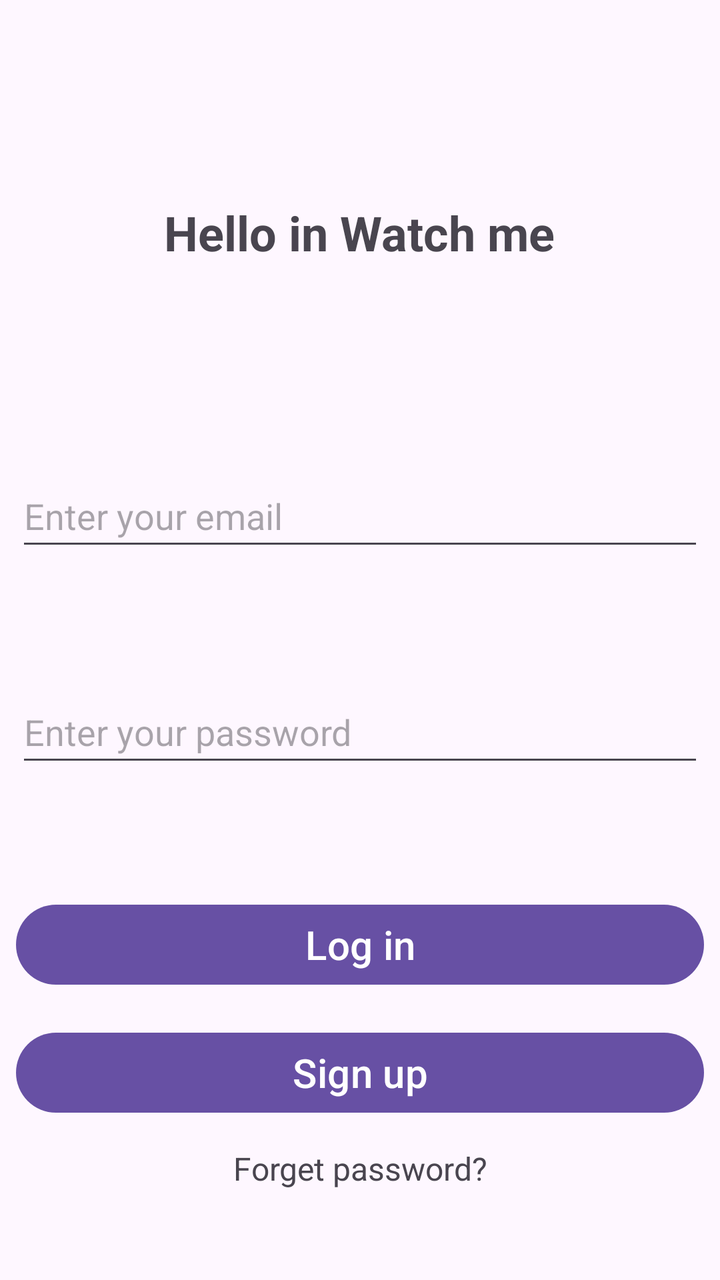
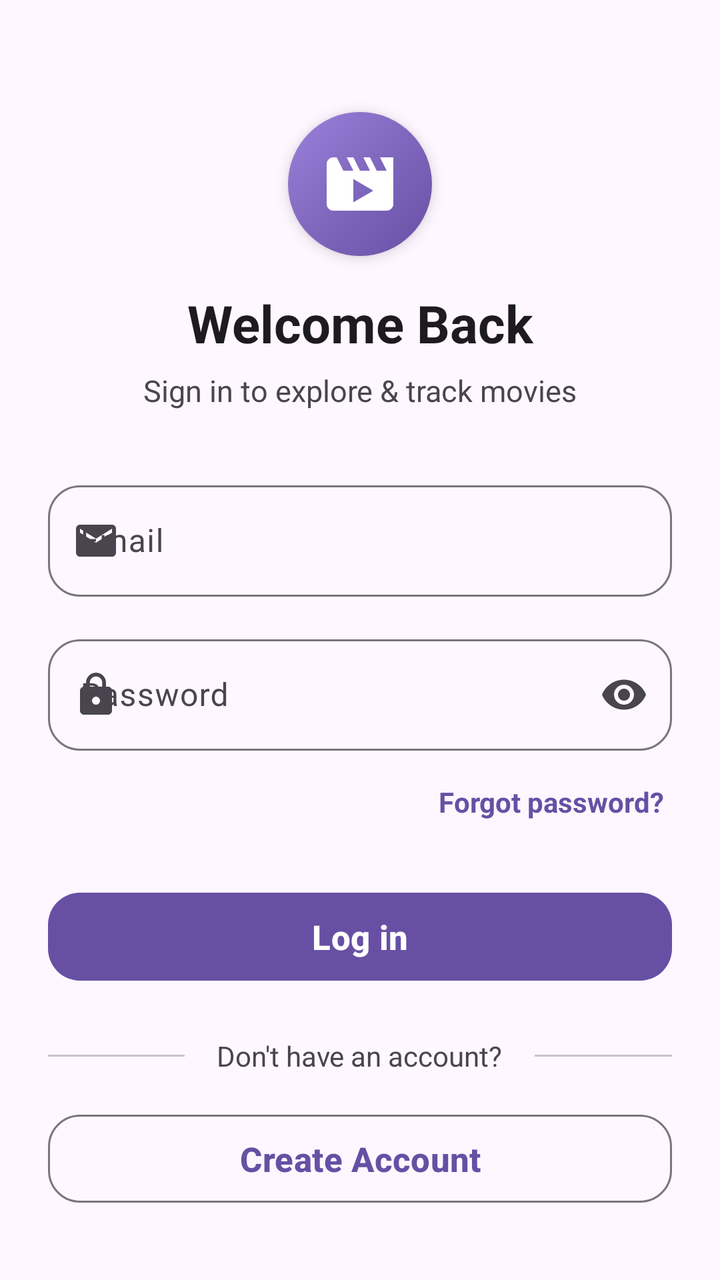

Before-and-after screenshots of an Android layout around one commit, followed by the original layout XML and the change that was made.
<!-- AndroidManifest.xml: application theme Theme.WatchMe -->
<!-- res/layout/fragment_login.xml -->
<?xml version="1.0" encoding="utf-8"?>
<FrameLayout xmlns:android="http://schemas.android.com/apk/res/android"
    xmlns:app="http://schemas.android.com/apk/res-auto"
    xmlns:tools="http://schemas.android.com/tools"
    android:layout_width="match_parent"
    android:layout_height="match_parent"
    tools:context=".accessusers.Login">

    <androidx.constraintlayout.widget.ConstraintLayout
        android:layout_width="match_parent"
        android:layout_height="match_parent">

        <TextView
            android:id="@+id/textView"
            android:layout_width="wrap_content"
            android:layout_height="wrap_content"
            android:layout_marginTop="100dp"
            android:text="Hello in Watch me"
            android:textSize="24sp"
            android:textStyle="bold"
            app:layout_constraintEnd_toEndOf="parent"
            app:layout_constraintHorizontal_bias="0.497"
            app:layout_constraintStart_toStartOf="parent"
            app:layout_constraintTop_toTopOf="parent" />

        <EditText
            android:id="@+id/email_edt"
            android:layout_width="0dp"
            android:layout_height="48dp"
            android:layout_marginLeft="8dp"
            android:layout_marginTop="100dp"
            android:layout_marginRight="8dp"
            android:ems="10"
            android:hint="Enter your email"
            android:inputType="textEmailAddress"
            app:layout_constraintEnd_toEndOf="parent"
            app:layout_constraintHorizontal_bias="0.497"
            app:layout_constraintStart_toStartOf="parent"
            app:layout_constraintTop_toBottomOf="@+id/textView" />

        <EditText
            android:id="@+id/password_edt"
            android:layout_width="0dp"
            android:layout_height="48dp"
            android:layout_marginLeft="8dp"
            android:layout_marginTop="60dp"
            android:layout_marginRight="8dp"
            android:ems="10"
            android:hint="@string/password_hint"
            android:inputType="textPassword"
            app:layout_constraintEnd_toEndOf="parent"
            app:layout_constraintHorizontal_bias="0.497"
            app:layout_constraintStart_toStartOf="parent"
            app:layout_constraintTop_toBottomOf="@+id/email_edt" />

        <Button
            android:id="@+id/login_btn"
            style="@style/Widget.Material3.Button"
            android:layout_width="0dp"
            android:layout_height="wrap_content"
            android:layout_marginLeft="8dp"
            android:layout_marginTop="60dp"
            android:layout_marginRight="8dp"
            android:text="Log in"
            android:textSize="20sp"
            app:layout_constraintEnd_toEndOf="parent"
            app:layout_constraintHorizontal_bias="0.498"
            app:layout_constraintStart_toStartOf="parent"
            app:layout_constraintTop_toBottomOf="@+id/password_edt" />

        <Button
            android:id="@+id/signup_btn"
            android:layout_width="0dp"
            android:layout_height="wrap_content"
            android:layout_marginLeft="8dp"
            android:layout_marginTop="16dp"
            android:layout_marginRight="8dp"
            android:text="Sign up"
            android:textSize="20sp"
            app:layout_constraintEnd_toEndOf="parent"
            app:layout_constraintStart_toStartOf="parent"
            app:layout_constraintTop_toBottomOf="@+id/login_btn" />

        <TextView
            android:id="@+id/forget_password_tv"
            android:layout_width="wrap_content"
            android:layout_height="wrap_content"
            android:layout_marginTop="13dp"
            android:text="Forget password?"
            android:textSize="16sp"
            app:layout_constraintEnd_toEndOf="parent"
            app:layout_constraintStart_toStartOf="parent"
            app:layout_constraintTop_toBottomOf="@+id/signup_btn" />
    </androidx.constraintlayout.widget.ConstraintLayout>
</FrameLayout>
<!-- resources referenced by this layout -->
<resources>
  <string name="password_hint">Enter your password</string>
  <style name="Theme.WatchMe" parent="Base.Theme.WatchMe" />
  <style name="Base.Theme.WatchMe" parent="Theme.Material3.DayNight.NoActionBar">
          
          
      </style>
</resources>

<!-- the commit's change to res/layout/fragment_login.xml (unified diff, before → after) -->
@@ -4,92 +4,195 @@
     xmlns:tools="http://schemas.android.com/tools"
     android:layout_width="match_parent"
     android:layout_height="match_parent"
+    android:background="?android:attr/colorBackground"
     tools:context=".accessusers.Login">
 
-    <androidx.constraintlayout.widget.ConstraintLayout
+    <androidx.core.widget.NestedScrollView
         android:layout_width="match_parent"
-        android:layout_height="match_parent">
+        android:layout_height="match_parent"
+        android:fillViewport="true">
 
-        <TextView
-            android:id="@+id/textView"
-            android:layout_width="wrap_content"
+        <androidx.constraintlayout.widget.ConstraintLayout
+            android:layout_width="match_parent"
             android:layout_height="wrap_content"
-            android:layout_marginTop="100dp"
-            android:text="Hello in Watch me"
-            android:textSize="24sp"
-            android:textStyle="bold"
-            app:layout_constraintEnd_toEndOf="parent"
-            app:layout_constraintHorizontal_bias="0.497"
-            app:layout_constraintStart_toStartOf="parent"
-            app:layout_constraintTop_toTopOf="parent" />
+            android:paddingHorizontal="24dp"
+            android:paddingVertical="32dp">
 
-        <EditText
-            android:id="@+id/email_edt"
-            android:layout_width="0dp"
-            android:layout_height="48dp"
-            android:layout_marginLeft="8dp"
-            android:layout_marginTop="100dp"
-            android:layout_marginRight="8dp"
-            android:ems="10"
-            android:hint="Enter your email"
-            android:inputType="textEmailAddress"
-            app:layout_constraintEnd_toEndOf="parent"
-            app:layout_constraintHorizontal_bias="0.497"
-            app:layout_constraintStart_toStartOf="parent"
-            app:layout_constraintTop_toBottomOf="@+id/textView" />
+            
+            <FrameLayout
+                android:id="@+id/logo_badge"
+                android:layout_width="72dp"
+                android:layout_height="72dp"
+                android:layout_marginTop="24dp"
+                android:background="@drawable/bg_splash_icon"
+                android:elevation="4dp"
+                app:layout_constraintEnd_toEndOf="parent"
+                app:layout_constraintStart_toStartOf="parent"
+                app:layout_constraintTop_toTopOf="parent">
 
-        <EditText
-            android:id="@+id/password_edt"
-            android:layout_width="0dp"
-            android:layout_height="48dp"
-            android:layout_marginLeft="8dp"
-            android:layout_marginTop="60dp"
-            android:layout_marginRight="8dp"
-            android:ems="10"
-            android:hint="@string/password_hint"
-            android:inputType="textPassword"
-            app:layout_constraintEnd_toEndOf="parent"
-            app:layout_constraintHorizontal_bias="0.497"
-            app:layout_constraintStart_toStartOf="parent"
-            app:layout_constraintTop_toBottomOf="@+id/email_edt" />
+                <ImageView
+                    android:layout_width="40dp"
+                    android:layout_height="40dp"
+                    android:layout_gravity="center"
+                    android:contentDescription="@string/app_name"
+                    android:src="@drawable/ic_movie_clapper" />
+            </FrameLayout>
 
-        <Button
-            android:id="@+id/login_btn"
-            style="@style/Widget.Material3.Button"
-            android:layout_width="0dp"
-            android:layout_height="wrap_content"
-            android:layout_marginLeft="8dp"
-            android:layout_marginTop="60dp"
-            android:layout_marginRight="8dp"
-            android:text="Log in"
-            android:textSize="20sp"
-            app:layout_constraintEnd_toEndOf="parent"
-            app:layout_constraintHorizontal_bias="0.498"
-            app:layout_constraintStart_toStartOf="parent"
-            app:layout_constraintTop_toBottomOf="@+id/password_edt" />
+            
+            <TextView
+                android:id="@+id/textView"
+                android:layout_width="wrap_content"
+                android:layout_height="wrap_content"
+                android:layout_marginTop="16dp"
+                android:text="Welcome Back"
+                android:textColor="?android:attr/textColorPrimary"
+                android:textSize="26sp"
+                android:textStyle="bold"
+                app:layout_constraintEnd_toEndOf="parent"
+                app:layout_constraintStart_toStartOf="parent"
+                app:layout_constraintTop_toBottomOf="@+id/logo_badge" />
 
-        <Button
-            android:id="@+id/signup_btn"
-            android:layout_width="0dp"
-            android:layout_height="wrap_content"
-            android:layout_marginLeft="8dp"
-            android:layout_marginTop="16dp"
-            android:layout_marginRight="8dp"
-            android:text="Sign up"
-            android:textSize="20sp"
-            app:layout_constraintEnd_toEndOf="parent"
-            app:layout_constraintStart_toStartOf="parent"
-            app:layout_constraintTop_toBottomOf="@+id/login_btn" />
+            
+            <TextView
+                android:id="@+id/login_subtitle"
+                android:layout_width="wrap_content"
+                android:layout_height="wrap_content"
+                android:layout_marginTop="6dp"
+                android:text="Sign in to explore &amp; track movies"
+                android:textColor="?android:attr/textColorSecondary"
+                android:textSize="15sp"
+                app:layout_constraintEnd_toEndOf="parent"
+                app:layout_constraintStart_toStartOf="parent"
+                app:layout_constraintTop_toBottomOf="@+id/textView" />
 
-        <TextView
-            android:id="@+id/forget_password_tv"
-            android:layout_width="wrap_content"
-            android:layout_height="wrap_content"
-            android:layout_marginTop="13dp"
-            android:text="Forget password?"
-            android:textSize="16sp"
-            app:layout_constraintEnd_toEndOf="parent"
-            app:layout_constraintStart_toStartOf="parent"
-            app:layout_constraintTop_toBottomOf="@+id/signup_btn" />
-    </androidx.constraintlayout.widget.ConstraintLayout>
+            
+            <com.google.android.material.textfield.TextInputLayout
+                android:id="@+id/email_input_layout"
+                style="@style/Widget.Material3.TextInputLayout.OutlinedBox"
+                android:layout_width="0dp"
+                android:layout_height="wrap_content"
+                android:layout_marginTop="32dp"
+                android:hint="Email"
+                app:boxCornerRadiusBottomEnd="16dp"
+                app:boxCornerRadiusBottomStart="16dp"
+                app:boxCornerRadiusTopEnd="16dp"
+                app:boxCornerRadiusTopStart="16dp"
+                app:layout_constraintEnd_toEndOf="parent"
+                app:layout_constraintStart_toStartOf="parent"
+                app:layout_constraintTop_toBottomOf="@+id/login_subtitle"
+                app:startIconDrawable="@drawable/ic_email">
+
+                <com.google.android.material.textfield.TextInputEditText
+                    android:id="@+id/email_edt"
+                    android:layout_width="match_parent"
+                    android:layout_height="wrap_content"
+                    android:inputType="textEmailAddress"
+                    android:maxLines="1" />
+            </com.google.android.material.textfield.TextInputLayout>
+
+            
+            <com.google.android.material.textfield.TextInputLayout
+                android:id="@+id/password_input_layout"
+                style="@style/Widget.Material3.TextInputLayout.OutlinedBox"
+                android:layout_width="0dp"
+                android:layout_height="wrap_content"
+                android:layout_marginTop="16dp"
+                android:hint="Password"
+                app:boxCornerRadiusBottomEnd="16dp"
+                app:boxCornerRadiusBottomStart="16dp"
+                app:boxCornerRadiusTopEnd="16dp"
+                app:boxCornerRadiusTopStart="16dp"
+                app:endIconMode="password_toggle"
+                app:layout_constraintEnd_toEndOf="parent"
+                app:layout_constraintStart_toStartOf="parent"
+                app:layout_constraintTop_toBottomOf="@+id/email_input_layout"
+                app:startIconDrawable="@drawable/ic_lock">
+
+                <com.google.android.material.textfield.TextInputEditText
+                    android:id="@+id/password_edt"
+                    android:layout_width="match_parent"
+                    android:layout_height="wrap_content"
+                    android:inputType="textPassword"
+                    android:maxLines="1" />
+            </com.google.android.material.textfield.TextInputLayout>
+
+            
+            <TextView
+                android:id="@+id/forget_password_tv"
+                android:layout_width="wrap_content"
+                android:layout_height="wrap_content"
+                android:layout_marginTop="12dp"
+                android:padding="4dp"
+                android:text="Forgot password?"
+                android:textColor="?attr/colorPrimary"
+                android:textSize="14sp"
+                android:textStyle="bold"
+                app:layout_constraintEnd_toEndOf="parent"
+                app:layout_constraintTop_toBottomOf="@+id/password_input_layout" />
+
+            
+            <com.google.android.material.button.MaterialButton
+                android:id="@+id/login_btn"
+                style="@style/Widget.Material3.Button"
+                android:layout_width="0dp"
+                android:layout_height="52dp"
+                android:layout_marginTop="28dp"
+                android:text="Log in"
+                android:textSize="17sp"
+                android:textStyle="bold"
+                app:cornerRadius="16dp"
+                app:layout_constraintEnd_toEndOf="parent"
+                app:layout_constraintStart_toStartOf="parent"
+                app:layout_constraintTop_toBottomOf="@+id/forget_password_tv" />
+
+            
+            <LinearLayout
+                android:id="@+id/divider_layout"
+                android:layout_width="0dp"
+                android:layout_height="wrap_content"
+                android:layout_marginTop="24dp"
+                android:gravity="center"
+                android:orientation="horizontal"
+                app:layout_constraintEnd_toEndOf="parent"
+                app:layout_constraintStart_toStartOf="parent"
+                app:layout_constraintTop_toBottomOf="@+id/login_btn">
+
+                <View
+                    android:layout_width="0dp"
+                    android:layout_height="1dp"
+                    android:layout_weight="1"
+                    android:background="?attr/colorOutlineVariant" />
+
+                <TextView
+                    android:layout_width="wrap_content"
+                    android:layout_height="wrap_content"
+                    android:layout_marginHorizontal="16dp"
+                    android:text="Don't have an account?"
+                    android:textColor="?android:attr/textColorSecondary"
+                    android:textSize="14sp" />
+
+                <View
+                    android:layout_width="0dp"
+                    android:layout_height="1dp"
+                    android:layout_weight="1"
+                    android:background="?attr/colorOutlineVariant" />
+            </LinearLayout>
+
+            
+            <com.google.android.material.button.MaterialButton
+                android:id="@+id/signup_btn"
+                style="@style/Widget.Material3.Button.OutlinedButton"
+                android:layout_width="0dp"
+                android:layout_height="52dp"
+                android:layout_marginTop="16dp"
+                android:text="Create Account"
+                android:textSize="17sp"
+                android:textStyle="bold"
+                app:cornerRadius="16dp"
+                app:layout_constraintEnd_toEndOf="parent"
+                app:layout_constraintStart_toStartOf="parent"
+                app:layout_constraintTop_toBottomOf="@+id/divider_layout" />
+
+        </androidx.constraintlayout.widget.ConstraintLayout>
+    </androidx.core.widget.NestedScrollView>
 </FrameLayout>
<!-- resource entries referenced after the edit -->
@@ -1,6 +1,53 @@
 <!-- resources referenced by this layout -->
 <resources>
-  <string name="password_hint">Enter your password</string>
+  <!-- drawable bg_splash_icon (drawable) -->
+  <?xml version="1.0" encoding="utf-8"?>
+  <shape xmlns:android="http://schemas.android.com/apk/res/android"
+      android:shape="oval">
+      <gradient
+          android:angle="135"
+          android:startColor="#6750A4"
+          android:centerColor="#7F67BE"
+          android:endColor="#9A82DB"
+          android:type="linear" />
+      <size
+          android:width="120dp"
+          android:height="120dp" />
+  </shape>
+  <!-- drawable ic_email (drawable) -->
+  <?xml version="1.0" encoding="utf-8"?>
+  <vector xmlns:android="http://schemas.android.com/apk/res/android"
+      android:width="24dp"
+      android:height="24dp"
+      android:viewportWidth="24"
+      android:viewportHeight="24">
+      <path
+          android:fillColor="?attr/colorOnSurfaceVariant"
+          android:pathData="M20,4H4C2.9,4 2.01,4.9 2.01,6L2,18c0,1.1 0.9,2 2,2h16c1.1,0 2,-0.9 2,-2V6c0,-1.1 -0.9,-2 -2,-2zm0,4l-8,5 -8,-5V6l8,5 8,-5v2z" />
+  </vector>
+  <!-- drawable ic_lock (drawable) -->
+  <?xml version="1.0" encoding="utf-8"?>
+  <vector xmlns:android="http://schemas.android.com/apk/res/android"
+      android:width="24dp"
+      android:height="24dp"
+      android:viewportWidth="24"
+      android:viewportHeight="24">
+      <path
+          android:fillColor="?attr/colorOnSurfaceVariant"
+          android:pathData="M18,8h-1V6c0,-2.76 -2.24,-5 -5,-5S7,3.24 7,6v2H6c-1.1,0 -2,0.9 -2,2v10c0,1.1 0.9,2 2,2h12c1.1,0 2,-0.9 2,-2V10c0,-1.1 -0.9,-2 -2,-2zm-6,9c-1.1,0 -2,-0.9 -2,-2s0.9,-2 2,-2 2,0.9 2,2 -0.9,2 -2,2zm3.1,-9H8.9V6c0,-1.71 1.39,-3.1 3.1,-3.1 1.71,0 3.1,1.39 3.1,3.1v2z" />
+  </vector>
+  <!-- drawable ic_movie_clapper (drawable) -->
+  <?xml version="1.0" encoding="utf-8"?>
+  <vector xmlns:android="http://schemas.android.com/apk/res/android"
+      android:width="64dp"
+      android:height="64dp"
+      android:viewportWidth="24"
+      android:viewportHeight="24">
+      <path
+          android:fillColor="#FFFFFF"
+          android:pathData="M18,4l2,4h-3l-2,-4h-2l2,4h-3l-2,-4H8l2,4H7L5,4H4c-1.1,0 -1.99,0.9 -1.99,2L2,18c0,1.1 0.9,2 2,2h16c1.1,0 2,-0.9 2,-2V4h-4zM10,17.5v-7l6,3.5 -6,3.5z" />
+  </vector>
+  <string name="app_name">Watch me</string>
   <style name="Theme.WatchMe" parent="Base.Theme.WatchMe" />
   <style name="Base.Theme.WatchMe" parent="Theme.Material3.DayNight.NoActionBar">
           
